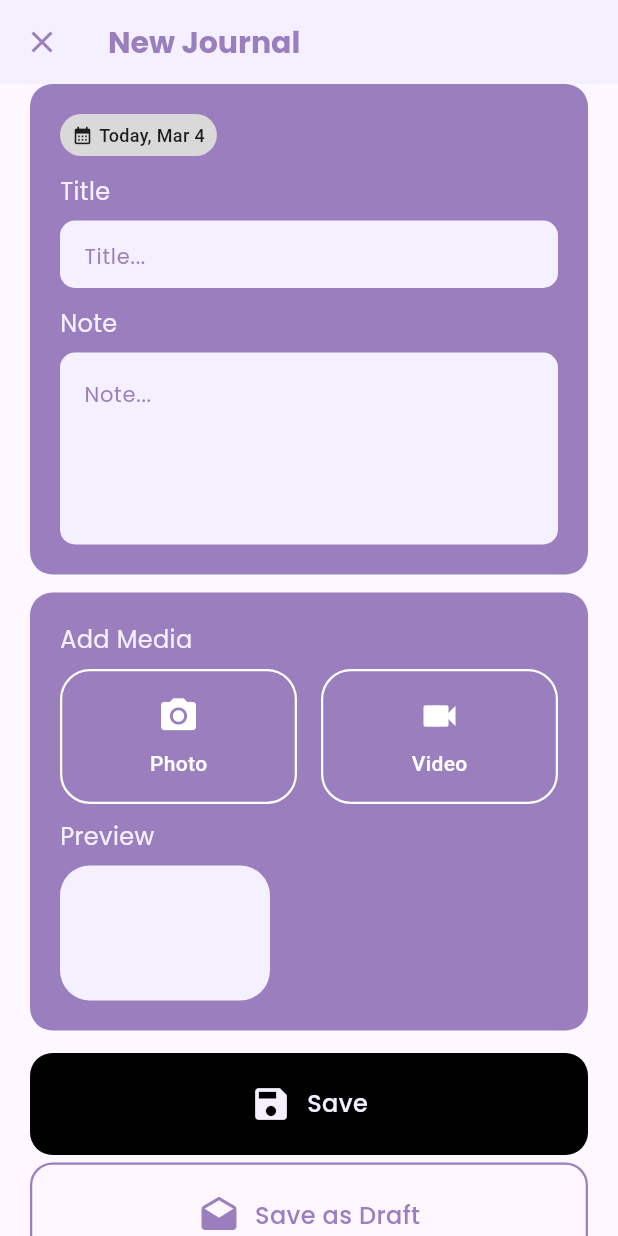
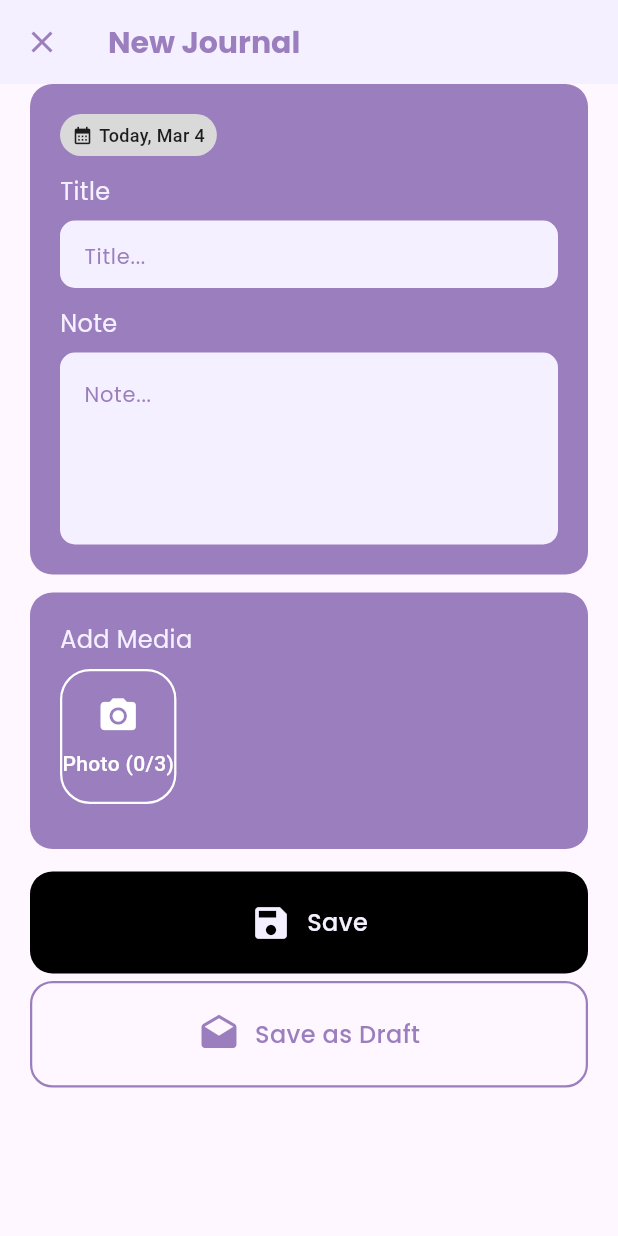
Before and after one commit to IrghimKurniawan/Snap_Journal, a Flutter app: the AddJournal screen opened directly, on a phone screen of 412 x 824 dp. Run offline on Flutter 3.47's test engine with Material 3 defaults, Android fonts, the phone set to English and light mode, and no system bars; our stand-ins replace google_fonts, image_picker, shared_preferences, toggle_switch; accounts and stored records are empty.

Commit message:
Update notif, feeling, journal, media

```diff
--- a/lib/pages/new_journal.dart
+++ b/lib/pages/new_journal.dart
@@ -1,8 +1,13 @@
+// lib/pages/new_journal.dart
+import 'dart:io';
 import 'package:flutter/material.dart';
 import 'package:google_fonts/google_fonts.dart';
 import 'package:provider/provider.dart';
 import 'package:snap_journal/services/language_provider.dart';
 import 'package:intl/intl.dart';
+import 'package:image_picker/image_picker.dart';
+import 'package:snap_journal/services/media_services.dart';
+import 'package:snap_journal/services/journal_services.dart';
 
 class AddJournal extends StatefulWidget {
   const AddJournal({super.key});
@@ -11,6 +16,101 @@ class AddJournal extends StatefulWidget {
 }
 
 class _AddJournalState extends State<AddJournal> {
+  final titleController = TextEditingController();
+  final noteController = TextEditingController();
+
+  List<String> _uploadedImageUrls = []; // URL hasil upload
+  List<File> _selectedImages = []; // File lokal untuk preview
+  bool _isUploadingImage = false;
+  bool _isSaving = false;
+
+  final ImagePicker _picker = ImagePicker();
+
+  // Pilih dan upload foto
+  Future<void> _pickAndUploadImage() async {
+    if (_uploadedImageUrls.length >= 3) {
+      ScaffoldMessenger.of(context).showSnackBar(
+        const SnackBar(content: Text("Maksimal 3 foto")),
+      );
+      return;
+    }
+
+    final picked = await _picker.pickImage(
+      source: ImageSource.gallery,
+      imageQuality: 80,
+    );
+
+    if (picked == null) return;
+
+    final file = File(picked.path);
+
+    setState(() => _isUploadingImage = true);
+
+    final result = await MediaServices.uploadImage(file);
+
+    setState(() => _isUploadingImage = false);
+
+    if (result != null) {
+      setState(() {
+        _uploadedImageUrls.add(result.url);
+        _selectedImages.add(file);
+      });
+      ScaffoldMessenger.of(context).showSnackBar(
+        const SnackBar(content: Text("Foto berhasil diupload!")),
+      );
+    } else {
+      ScaffoldMessenger.of(context).showSnackBar(
+        const SnackBar(content: Text("Gagal upload foto")),
+      );
+    }
+  }
+
+  // Hapus foto
+  Future<void> _removeImage(int index) async {
+    final url = _uploadedImageUrls[index];
+    await MediaServices.deleteMedia(url);
+    setState(() {
+      _uploadedImageUrls.removeAt(index);
+      _selectedImages.removeAt(index);
+    });
+  }
+
+  // Save journal
+  Future<void> _saveJournal({bool isDraft = false}) async {
+    if (titleController.text.trim().isEmpty) {
+      ScaffoldMessenger.of(context).showSnackBar(
+        const SnackBar(content: Text("Judul wajib diisi!")),
+      );
+      return;
+    }
+
+    setState(() => _isSaving = true);
+
+    final success = await JournalServices.createJournal(
+      title: titleController.text.trim(),
+      note: noteController.text.trim(),
+      imageUrls: _uploadedImageUrls,
+      isDraft: isDraft,
+    );
+
+    setState(() => _isSaving = false);
+
+    if (success) {
+      ScaffoldMessenger.of(context).showSnackBar(
+        SnackBar(
+          content: Text(isDraft
+              ? "Jurnal disimpan sebagai draft!"
+              : "Jurnal berhasil disimpan!"),
+        ),
+      );
+      Navigator.pop(context);
+    } else {
+      ScaffoldMessenger.of(context).showSnackBar(
+        const SnackBar(content: Text("Gagal menyimpan jurnal")),
+      );
+    }
+  }
+
   @override
   Widget build(BuildContext context) {
     final t = Provider.of<LanguageProvider>(context).text;
@@ -18,9 +118,9 @@ class _AddJournalState extends State<AddJournal> {
     return Scaffold(
       appBar: AppBar(
         elevation: 0,
-        backgroundColor: Color(0xFFF5F0FF),
+        backgroundColor: const Color(0xFFF5F0FF),
         leading: IconButton(
-          icon: Icon(Icons.close, color: Color(0xFF9B7EBD)),
+          icon: const Icon(Icons.close, color: Color(0xFF9B7EBD)),
           onPressed: () => Navigator.pop(context),
         ),
         title: Text(
@@ -28,46 +128,46 @@ class _AddJournalState extends State<AddJournal> {
           style: GoogleFonts.poppins(
             fontSize: 20,
             fontWeight: FontWeight.bold,
-            color: Color(0xFF9B7EBD),
+            color: const Color(0xFF9B7EBD),
           ),
         ),
       ),
       body: SafeArea(
         child: SingleChildScrollView(
-          padding: EdgeInsets.only(bottom: 50),
+          padding: const EdgeInsets.only(bottom: 50),
           child: Padding(
-            padding: EdgeInsetsGeometry.symmetric(horizontal: 20),
+            padding: const EdgeInsets.symmetric(horizontal: 20),
             child: Column(
               children: [
+                // ─── TITLE & NOTE ───
                 Container(
-                  padding: EdgeInsets.symmetric(vertical: 20, horizontal: 20),
+                  padding:
+                      const EdgeInsets.symmetric(vertical: 20, horizontal: 20),
                   width: double.infinity,
                   decoration: BoxDecoration(
-                    color: Color(0xFF9B7EBD),
+                    color: const Color(0xFF9B7EBD),
                     borderRadius: BorderRadius.circular(15),
                   ),
                   child: Column(
                     crossAxisAlignment: CrossAxisAlignment.start,
                     children: [
+                      // Tanggal
                       Container(
-                        padding: EdgeInsets.symmetric(horizontal: 8),
+                        padding: const EdgeInsets.symmetric(horizontal: 8),
                         height: 28,
                         decoration: BoxDecoration(
-                          color: Color(0xFFD9D9D9),
+                          color: const Color(0xFFD9D9D9),
                           borderRadius: BorderRadius.circular(14),
                         ),
                         child: Row(
                           mainAxisSize: MainAxisSize.min,
                           children: [
-                            Icon(
-                              Icons.calendar_month,
-                              size: 14,
-                              color: Colors.black87,
-                            ),
-                            SizedBox(width: 4),
+                            const Icon(Icons.calendar_month,
+                                size: 14, color: Colors.black87),
+                            const SizedBox(width: 4),
                             Text(
                               "Today, ${DateFormat('MMM d').format(DateTime.now())}",
-                              style: TextStyle(
+                              style: const TextStyle(
                                 fontSize: 12,
                                 fontWeight: FontWeight.w500,
                                 color: Colors.black87,
@@ -76,73 +176,79 @@ class _AddJournalState extends State<AddJournal> {
                           ],
                         ),
                       ),
-                      SizedBox(height: 12),
+                      const SizedBox(height: 12),
+                      // Title
                       Text(
                         t['title']!,
                         style: GoogleFonts.poppins(
                           fontSize: 16,
                           fontWeight: FontWeight.w400,
-                          color: Color(0xFFF5F0FF),
+                          color: const Color(0xFFF5F0FF),
                         ),
                       ),
-                      SizedBox(height: 8),
+                      const SizedBox(height: 8),
                       Container(
                         height: 45,
                         decoration: BoxDecoration(
-                          color: Color(0xFFF5F0FF),
+                          color: const Color(0xFFF5F0FF),
                           borderRadius: BorderRadius.circular(10),
                         ),
                         child: TextField(
+                          controller: titleController,
                           decoration: InputDecoration(
                             hintText: "${t['title']}...",
                             hintStyle: GoogleFonts.poppins(
-                              color: Color(0xFF9B7EBD),
+                              color: const Color(0xFF9B7EBD),
                               fontSize: 14,
                             ),
                             border: InputBorder.none,
-                            contentPadding: EdgeInsets.symmetric(
-                              horizontal: 16,
+                            contentPadding:
+                                const EdgeInsets.symmetric(horizontal: 16),
                           ),
                         ),
                       ),
-                      ),
-                      SizedBox(height: 12),
+                      const SizedBox(height: 12),
+                      // Note
                       Text(
                         t['note']!,
                         style: GoogleFonts.poppins(
                           fontSize: 16,
                           fontWeight: FontWeight.w400,
-                          color: Color(0xFFF5F0FF),
+                          color: const Color(0xFFF5F0FF),
                         ),
                       ),
-                      SizedBox(height: 8),
+                      const SizedBox(height: 8),
                       Container(
                         decoration: BoxDecoration(
-                          color: Color(0xFFF5F0FF),
+                          color: const Color(0xFFF5F0FF),
                           borderRadius: BorderRadius.circular(10),
                         ),
                         child: TextField(
+                          controller: noteController,
                           maxLines: 4,
                           decoration: InputDecoration(
                             hintText: "${t['note']}...",
                             hintStyle: GoogleFonts.poppins(
-                              color: Color(0xFF9B7EBD),
+                              color: const Color(0xFF9B7EBD),
                               fontSize: 14,
                             ),
                             border: InputBorder.none,
-                            contentPadding: EdgeInsets.all(16),
+                            contentPadding: const EdgeInsets.all(16),
                           ),
                         ),
                       ),
                     ],
                   ),
                 ),
-                SizedBox(height: 12),
+                const SizedBox(height: 12),
+
+                // ─── MEDIA ───
                 Container(
-                  padding: EdgeInsets.symmetric(vertical: 20, horizontal: 20),
+                  padding:
+                      const EdgeInsets.symmetric(vertical: 20, horizontal: 20),
                   width: double.infinity,
                   decoration: BoxDecoration(
-                    color: Color(0xFF9B7EBD),
+                    color: const Color(0xFF9B7EBD),
                     borderRadius: BorderRadius.circular(15),
                   ),
                   child: Column(
@@ -153,37 +259,33 @@ class _AddJournalState extends State<AddJournal> {
                         style: GoogleFonts.poppins(
                           fontSize: 16,
                           fontWeight: FontWeight.w400,
-                          color: Color(0xFFF5F0FF),
+                          color: const Color(0xFFF5F0FF),
                         ),
                       ),
-                      SizedBox(height: 8),
-                      Row(
-                        children: [
-                          Expanded(
-                            child: GestureDetector(
-                              onTap: () {},
+                      const SizedBox(height: 8),
+                      // Tombol pilih foto
+                      GestureDetector(
+                        onTap: _isUploadingImage ? null : _pickAndUploadImage,
                         child: Container(
                           height: 90,
                           decoration: BoxDecoration(
-                                  color: Color(0xFF9B7EBD),
+                            color: const Color(0xFF9B7EBD),
                             borderRadius: BorderRadius.circular(20),
-                                  border: Border.all(
-                                    color: Colors.white,
-                                    width: 1.5,
+                            border: Border.all(color: Colors.white, width: 1.5),
                           ),
-                                ),
-                                child: Column(
+                          child: _isUploadingImage
+                              ? const Center(
+                                  child: CircularProgressIndicator(
+                                      color: Colors.white))
+                              : Column(
                                   mainAxisAlignment: MainAxisAlignment.center,
                                   children: [
-                                    Icon(
-                                      Icons.camera_alt,
-                                      color: Colors.white,
-                                      size: 28,
-                                    ),
-                                    SizedBox(height: 8),
+                                    const Icon(Icons.camera_alt,
+                                        color: Colors.white, size: 28),
+                                    const SizedBox(height: 8),
                                     Text(
-                                      t['photo']!,
-                                      style: TextStyle(
+                                      "${t['photo']} (${_uploadedImageUrls.length}/3)",
+                                      style: const TextStyle(
                                         color: Colors.white,
                                         fontWeight: FontWeight.w500,
                                       ),
@@ -192,35 +294,94 @@ class _AddJournalState extends State<AddJournal> {
                                 ),
                         ),
                       ),
-                          ),
-                          SizedBox(width: 16),
-                          Expanded(
-                            child: GestureDetector(
-                              onTap: () {},
-                              child: Container(
-                                height: 90,
-                                decoration: BoxDecoration(
-                                  color: Color(0xFF9B7EBD),
-                                  borderRadius: BorderRadius.circular(20),
-                                  border: Border.all(
-                                    color: Colors.white,
-                                    width: 1.5,
+                      const SizedBox(height: 10),
+                      // Preview foto yang sudah diupload
+                      if (_selectedImages.isNotEmpty) ...[
+                        Text(
+                          t['preview']!,
+                          style: GoogleFonts.poppins(
+                            fontSize: 16,
+                            fontWeight: FontWeight.w400,
+                            color: const Color(0xFFF5F0FF),
                           ),
                         ),
-                                child: Column(
+                        const SizedBox(height: 8),
+                        SizedBox(
+                          height: 100,
+                          child: ListView.builder(
+                            scrollDirection: Axis.horizontal,
+                            itemCount: _selectedImages.length,
+                            itemBuilder: (context, index) {
+                              return Stack(
+                                children: [
+                                  Container(
+                                    width: 90,
+                                    height: 90,
+                                    margin: const EdgeInsets.only(right: 8),
+                                    decoration: BoxDecoration(
+                                      borderRadius: BorderRadius.circular(10),
+                                      image: DecorationImage(
+                                        image:
+                                            FileImage(_selectedImages[index]),
+                                        fit: BoxFit.cover,
+                                      ),
+                                    ),
+                                  ),
+                                  // Tombol hapus foto
+                                  Positioned(
+                                    top: 0,
+                                    right: 8,
+                                    child: GestureDetector(
+                                      onTap: () => _removeImage(index),
+                                      child: Container(
+                                        width: 22,
+                                        height: 22,
+                                        decoration: const BoxDecoration(
+                                          color: Colors.red,
+                                          shape: BoxShape.circle,
+                                        ),
+                                        child: const Icon(Icons.close,
+                                            size: 14, color: Colors.white),
+                                      ),
+                                    ),
+                                  ),
+                                ],
+                              );
+                            },
+                          ),
+                        ),
+                      ],
+                    ],
+                  ),
+                ),
+                const SizedBox(height: 15),
+
+                // ─── TOMBOL SAVE ───
+                GestureDetector(
+                  onTap: _isSaving ? null : () => _saveJournal(isDraft: false),
+                  child: Container(
+                    padding: const EdgeInsets.symmetric(
+                        vertical: 20, horizontal: 20),
+                    width: double.infinity,
+                    decoration: BoxDecoration(
+                      color: _isSaving ? Colors.grey : Colors.black,
+                      borderRadius: BorderRadius.circular(15),
+                    ),
+                    child: Center(
+                      child: _isSaving
+                          ? const CircularProgressIndicator(color: Colors.white)
+                          : Row(
                               mainAxisAlignment: MainAxisAlignment.center,
                               children: [
-                                    Icon(
-                                      Icons.videocam,
-                                      color: Colors.white,
-                                      size: 28,
-                                    ),
-                                    SizedBox(height: 8),
+                                const Icon(Icons.save,
+                                    color: Color(0xFFF5F0FF), size: 28),
+                                const SizedBox(width: 10),
                                 Text(
-                                      t['video']!,
-                                      style: TextStyle(
-                                        color: Colors.white,
+                                  t['save']!,
+                                  style: GoogleFonts.poppins(
+                                    fontSize: 16,
                                     fontWeight: FontWeight.w500,
+                                    color: const Color(0xFFF5F0FF),
                                   ),
                                 ),
                               ],
@@ -228,85 +389,34 @@ class _AddJournalState extends State<AddJournal> {
                     ),
                   ),
                 ),
-                        ],
-                      ),
-                      SizedBox(height: 10),
-                      Text(
-                        t['preview']!,
-                        style: GoogleFonts.poppins(
-                          fontSize: 16,
-                          fontWeight: FontWeight.w400,
-                          color: Color(0xFFF5F0FF),
-                        ),
-                      ),
-                      SizedBox(height: 8),
-                      Container(
-                        width: 140,
-                        height: 90,
-                        decoration: BoxDecoration(
-                          color: Color(0xFFF5F0FF),
-                          borderRadius: BorderRadius.circular(20),
-                        ),
-                      ),
-                    ],
-                  ),
-                ),
-                SizedBox(height: 15),
+                const SizedBox(height: 5),
+
+                // ─── TOMBOL SAVE AS DRAFT ───
                 GestureDetector(
-                  onTap: () {},
+                  onTap: _isSaving ? null : () => _saveJournal(isDraft: true),
                   child: Container(
-                    padding: EdgeInsets.symmetric(vertical: 20, horizontal: 20),
+                    padding: const EdgeInsets.symmetric(
+                        vertical: 20, horizontal: 20),
                     width: double.infinity,
                     decoration: BoxDecoration(
-                      color: Colors.black,
+                      color: Colors.transparent,
                       borderRadius: BorderRadius.circular(15),
+                      border: Border.all(
+                          color: const Color(0xFF9B7EBD), width: 1.5),
                     ),
                     child: Center(
                       child: Row(
                         mainAxisAlignment: MainAxisAlignment.center,
                         children: [
-                          Icon(Icons.save, color: Color(0xFFF5F0FF), size: 28),
-                          SizedBox(width: 10),
-                          Text(
-                            t['save']!,
-                            style: GoogleFonts.poppins(
-                              fontSize: 16,
-                              fontWeight: FontWeight.w500,
-                              color: Color(0xFFF5F0FF),
-                            ),
-                          ),
-                        ],
-                      ),
-                    ),
-                  ),
-                ),
-                SizedBox(height: 5),
-                GestureDetector(
-                  onTap: () {},
-                  child: Container(
-                    padding: EdgeInsets.symmetric(vertical: 20, horizontal: 20),
-                    width: double.infinity,
-                    decoration: BoxDecoration(
-                      color: Colors.transparent,
-                      borderRadius: BorderRadius.circular(15),
-                      border: Border.all(color: Color(0xFF9B7EBD), width: 1.5),
-                    ),
-                    child: Center(
-                      child: Row(
-                        mainAxisAlignment: MainAxisAlignment.center,
-                        children: [
-                          Icon(
-                            Icons.drafts,
-                            color: Color(0xFF9B7EBD),
-                            size: 28,
-                          ),
-                          SizedBox(width: 10),
+                          const Icon(Icons.drafts,
+                              color: Color(0xFF9B7EBD), size: 28),
+                          const SizedBox(width: 10),
                           Text(
                             t['save_as_draft']!,
                             style: GoogleFonts.poppins(
                               fontSize: 16,
                               fontWeight: FontWeight.w500,
-                              color: Color(0xFF9B7EBD),
+                              color: const Color(0xFF9B7EBD),
                             ),
                           ),
                         ],
--- a/lib/services/feeling_services.dart
+++ b/lib/services/feeling_services.dart
@@ -12,7 +12,6 @@ class FeelingServices {
   }
 
   /// POST simpan perasaan hari ini
-  /// feeling: 'happy' | 'calm' | 'sad' | 'neutral'
   static Future<bool> saveFeeling(String feeling) async {
     final token = await _getToken();
     if (token == null) return false;
@@ -26,7 +25,7 @@ class FeelingServices {
         "Authorization": "Bearer $token",
       },
       body: jsonEncode({
-        "feeling": feeling,
+        "mood": feeling,
       }),
     );
 
@@ -57,6 +56,7 @@ class FeelingServices {
     if (response.statusCode == 200) {
       final body = jsonDecode(response.body);
       final data = body['data'];
+      if (data == null) return null;
       return FeelingModel.fromJson(data);
     } else {
       return null;
--- /dev/null
+++ b/lib/services/journal_services.dart
@@ -0,0 +1,50 @@
+import 'dart:convert';
+import 'package:http/http.dart' as http;
+import 'package:shared_preferences/shared_preferences.dart';
+
+class JournalServices {
+  static const String baseUrl = "https://api-znp6gyu5hq-et.a.run.app";
+
+  static Future<String?> _getToken() async {
+    final prefs = await SharedPreferences.getInstance();
+    return prefs.getString("token");
+  }
+
+  /// POST create journal baru (publish)
+  static Future<bool> createJournal({
+    required String title,
+    required String note,
+    required List<String> imageUrls,
+    bool isDraft = false,
+  }) async {
+    final token = await _getToken();
+    if (token == null) return false;
+
+    // Pilih endpoint berdasarkan draft atau publish
+    final endpoint =
+        isDraft ? "$baseUrl/api/v1/journals/draft" : "$baseUrl/api/v1/journals";
+
+    final url = Uri.parse(endpoint);
+
+    // Pakai multipart karena backend pakai form-data
+    final request = http.MultipartRequest('POST', url);
+    request.headers['Authorization'] = "Bearer $token";
+
+    // Tambahkan field text
+    request.fields['title'] = title;
+    if (note.isNotEmpty) request.fields['note'] = note;
+
+    // Tambahkan array images
+    for (int i = 0; i < imageUrls.length; i++) {
+      request.fields['images[$i]'] = imageUrls[i];
+    }
+
+    final streamedResponse = await request.send();
+    final response = await http.Response.fromStream(streamedResponse);
+
+    print("CREATE JOURNAL STATUS: ${response.statusCode}");
+    print("CREATE JOURNAL BODY: ${response.body}");
+
+    return response.statusCode == 200 || response.statusCode == 201;
+  }
+}
--- a/pubspec.yaml
+++ b/pubspec.yaml
@@ -29,6 +29,9 @@ dependencies:
   # Toggle Switch (untuk Themes page)
   toggle_switch: ^2.1.0
 
+  # Image Picker (untuk upload foto/video)
+  image_picker: ^1.1.2
+
 dev_dependencies:
   flutter_test:
     sdk: flutter
```
Also changed, not shown: lib/models/feeling_model.dart (+9 -10 lines), lib/models/notification_model.dart (+4 -8 lines), lib/pages/dashboard.dart (+4 -13 lines), lib/services/media_services.dart (+14 -15 lines), pubspec.lock, 5 other files. Lines whose indentation alone changed are shown as unchanged.
